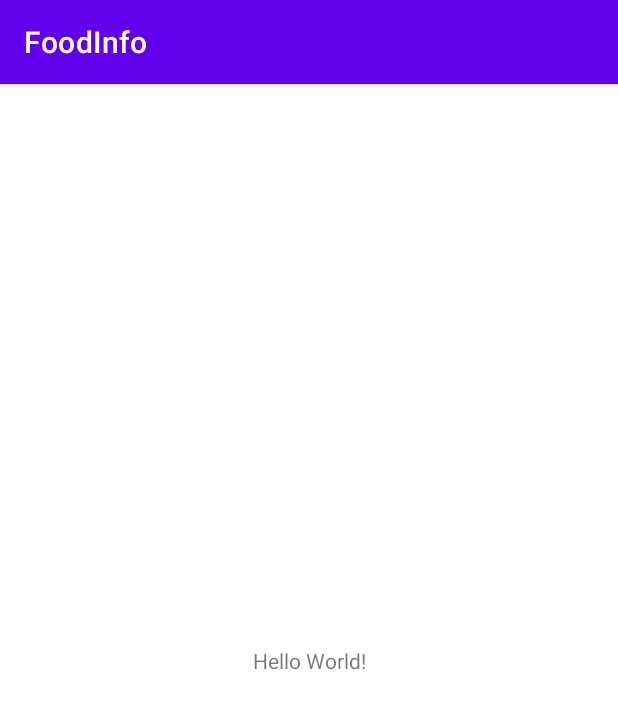
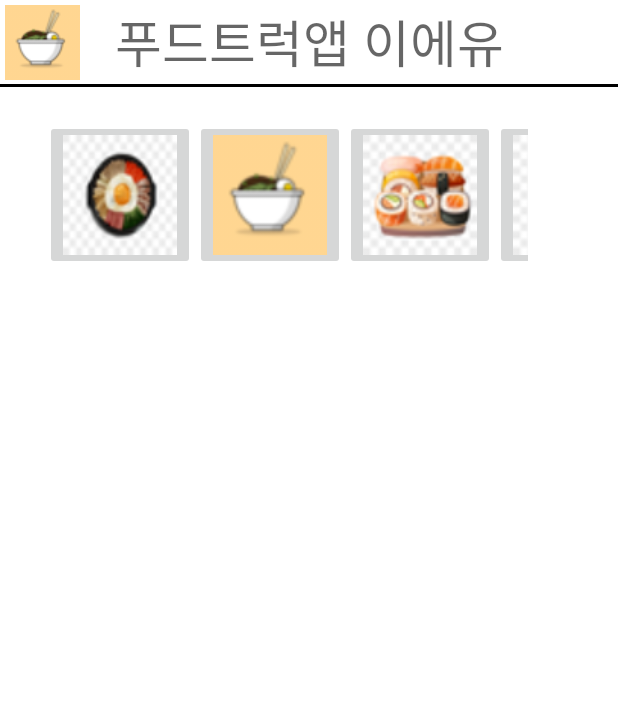
Before and after one commit to Ju-eun/foodinfo, an Android app: the screen it shows after launch (MainActivity), on a phone screen of 412 x 824 dp. Shown: the top 709 px of the screen. Run offline under Robolectric (Android 15) with nearby library versions, the phone set to English and light mode, and no system bars.

Commit message:
main_1116

```diff
--- a/foodinfo/app/build.gradle
+++ b/foodinfo/app/build.gradle
@@ -33,6 +33,7 @@ dependencies {
     implementation 'androidx.appcompat:appcompat:1.2.0'
     implementation 'com.google.android.material:material:1.2.1'
     implementation 'androidx.constraintlayout:constraintlayout:2.0.4'
+    implementation 'com.android.support:appcompat-v7:30.1.1'
     testImplementation 'junit:junit:4.+'
     androidTestImplementation 'androidx.test.ext:junit:1.1.2'
     androidTestImplementation 'androidx.test.espresso:espresso-core:3.3.0'
--- a/foodinfo/app/src/main/java/com/project/foodinfo/MainActivity.java
+++ b/foodinfo/app/src/main/java/com/project/foodinfo/MainActivity.java
@@ -1,17 +1,78 @@
 package com.project.foodinfo;
 
+import androidx.annotation.NonNull;
+import androidx.annotation.RequiresApi;
+import androidx.appcompat.app.ActionBar;
 import androidx.appcompat.app.AppCompatActivity;
+import androidx.appcompat.widget.Toolbar;
+import androidx.core.view.GravityCompat;
+import androidx.drawerlayout.widget.DrawerLayout;
 
+import android.content.Context;
+import android.os.Build;
 import android.os.Bundle;
-import android.util.Log;
+import android.view.Menu;
+import android.view.MenuItem;
+import android.widget.Toast;
+;import com.google.android.material.navigation.NavigationView;
+
 
 public class MainActivity extends AppCompatActivity {
+    private DrawerLayout mDrawerLayout;
+    private Context context=this;
 
+    @RequiresApi(api = Build.VERSION_CODES.LOLLIPOP)
     @Override
     protected void onCreate(Bundle savedInstanceState) {
         super.onCreate(savedInstanceState);
         setContentView(R.layout.activity_main);
-        Log.i("ang","ang");
-        Log.i("test","push");
+
+        Toolbar toolbar=(Toolbar)findViewById(R.id.toolbar);
+        setSupportActionBar(toolbar);
+        ActionBar actionBar = getSupportActionBar();  //제목줄 객체 얻어오기
+        actionBar.setDisplayShowTitleEnabled(false); // 기존 title 지우기
+        actionBar.setHomeAsUpIndicator(R.drawable.chi_food);
+        actionBar.setDisplayHomeAsUpEnabled(true);
+
+        mDrawerLayout=(DrawerLayout)findViewById(R.id.drawer_layout);
+
+        NavigationView navigationView=(NavigationView)findViewById(R.id.nav_view);
+        navigationView.setNavigationItemSelectedListener(new NavigationView.OnNavigationItemSelectedListener() {
+            @Override
+            public boolean onNavigationItemSelected(MenuItem menuItem) {
+                menuItem.setChecked(true);
+                mDrawerLayout.closeDrawers();
+
+                int id = menuItem.getItemId();
+                String title = menuItem.getTitle().toString();
+
+                if(id == R.id.account){
+                    Toast.makeText(context, title + ": 계정 정보를 확인합니다.", Toast.LENGTH_SHORT).show();
+                }
+                else if(id == R.id.setting){
+                    Toast.makeText(context, title + ": 설정 정보를 확인합니다.", Toast.LENGTH_SHORT).show();
+                }
+                else if(id == R.id.logout){
+                    Toast.makeText(context, title + ": 로그아웃 시도중", Toast.LENGTH_SHORT).show();
+                }
+
+                return true;
+            }
+        });
+
     }
+
+    @Override
+    public boolean onOptionsItemSelected(@NonNull MenuItem item) {
+        int id=item.getItemId();
+        switch(id){
+            case android.R.id.home:{
+                mDrawerLayout.openDrawer(GravityCompat.START);
+                Toast.makeText(context,"hihi", Toast.LENGTH_SHORT).show();
+                return true;
+            }
+        }
+        return super.onOptionsItemSelected(item);
+    }
+
 }
--- a/foodinfo/app/src/main/res/layout/activity_main.xml
+++ b/foodinfo/app/src/main/res/layout/activity_main.xml
@@ -1,18 +1,55 @@
 <?xml version="1.0" encoding="utf-8"?>
-<androidx.constraintlayout.widget.ConstraintLayout xmlns:android="http://schemas.android.com/apk/res/android"
+<androidx.drawerlayout.widget.DrawerLayout xmlns:android="http://schemas.android.com/apk/res/android"
     xmlns:app="http://schemas.android.com/apk/res-auto"
     xmlns:tools="http://schemas.android.com/tools"
     android:layout_width="match_parent"
     android:layout_height="match_parent"
+    android:id="@+id/drawer_layout"
     tools:context=".MainActivity">
 
-    <TextView
+    <RelativeLayout
+        android:layout_width="match_parent"
+        android:layout_height="wrap_content">
+
+        <View
+            android:id="@+id/view_toolbar"
+            android:layout_width="match_parent"
+            android:layout_height="2dp"
+            android:layout_below="@+id/toolbar"
+            android:background="@android:color/black" />
+
+        <androidx.appcompat.widget.Toolbar
+            android:id="@+id/toolbar"
+            android:layout_width="match_parent"
+            android:layout_height="wrap_content">
+
+            <TextView
+                android:id="@+id/toolbar_title"
+                android:layout_width="wrap_content"
+                android:layout_height="wrap_content"
+                android:layout_gravity="center"
+                android:text="푸드트럭앱 이에유"
+                android:textAppearance="@style/TextAppearance.AppCompat.Display1" />
+
+
+        </androidx.appcompat.widget.Toolbar>
+
+        <include
+            layout="@layout/content_main"
+            android:layout_width="match_parent"
+            android:layout_height="match_parent"/>
+
+    </RelativeLayout>
+
+
+
+    <com.google.android.material.navigation.NavigationView
+        android:id="@+id/nav_view"
         android:layout_width="wrap_content"
-        android:layout_height="wrap_content"
-        android:text="Hello World!"
-        app:layout_constraintBottom_toBottomOf="parent"
-        app:layout_constraintLeft_toLeftOf="parent"
-        app:layout_constraintRight_toRightOf="parent"
-        app:layout_constraintTop_toTopOf="parent" />
+        android:layout_height="match_parent"
+        android:layout_gravity="start"
+        android:fitsSystemWindows="true"
+        app:headerLayout="@layout/navi_header"
+        app:menu="@menu/navi_menu" />
 
-</androidx.constraintlayout.widget.ConstraintLayout>
+</androidx.drawerlayout.widget.DrawerLayout>
--- /dev/null
+++ b/foodinfo/app/src/main/res/layout/content_main.xml
@@ -0,0 +1,80 @@
+<?xml version="1.0" encoding="utf-8"?>
+<LinearLayout xmlns:android="http://schemas.android.com/apk/res/android"
+    android:layout_width="match_parent"
+    android:layout_height="match_parent">
+    <LinearLayout
+        android:layout_width="match_parent"
+        android:layout_height="wrap_content"
+        android:padding="30dp"
+        android:orientation="vertical"
+        >
+
+
+        <LinearLayout
+            android:layout_width="match_parent"
+            android:layout_height="50dp"
+            android:orientation="vertical"></LinearLayout>
+
+        <HorizontalScrollView
+            android:layout_width="match_parent"
+            android:layout_height="wrap_content"
+            android:paddingRight="30dp"
+
+            android:scrollbars="none">
+
+            <LinearLayout
+                android:layout_width="match_parent"
+                android:layout_height="wrap_content"
+
+                android:orientation="horizontal">
+
+                <ImageButton
+                    android:layout_width="100dp"
+                    android:layout_height="100dp"
+                    android:scaleType="fitXY"
+                    android:id="@+id/imgbtn_kor"
+                    android:src="@drawable/kor_food" />
+
+                <ImageButton
+                    android:layout_width="100dp"
+                    android:layout_height="100dp"
+                    android:scaleType="fitXY"
+                    android:id="@+id/imgbtn_cha"
+                    android:src="@drawable/chi_food"/>
+                <ImageButton
+                    android:layout_width="100dp"
+                    android:layout_height="100dp"
+                    android:scaleType="fitXY"
+                    android:id="@+id/imgbtn_jan"
+                    android:src="@drawable/ja_food"/>
+                <ImageButton
+                    android:layout_width="100dp"
+                    android:layout_height="100dp"
+                    android:scaleType="fitXY"
+                    android:id="@+id/imgbtn_wes"
+                    android:src="@drawable/wes_food"/>
+                <ImageButton
+                    android:layout_width="100dp"
+                    android:layout_height="100dp"
+                    android:scaleType="fitXY"
+                    android:id="@+id/imgbtn_coffee"
+                    android:src="@drawable/coffee"/>
+                <ImageButton
+                    android:layout_width="100dp"
+                    android:layout_height="100dp"
+                    android:scaleType="fitXY"
+                    android:id="@+id/imgbtn_gochi"
+                    android:src="@drawable/gochi"/>
+
+                <ListView
+                    android:layout_width="match_parent"
+                    android:layout_height="wrap_content"
+                    android:id="@+id/lv_main"/>
+
+            </LinearLayout>
+
+        </HorizontalScrollView>
+
+    </LinearLayout>
+
+</LinearLayout>
--- /dev/null
+++ b/foodinfo/app/src/main/res/layout/navi_header.xml
@@ -0,0 +1,26 @@
+<?xml version="1.0" encoding="utf-8"?>
+<LinearLayout xmlns:android="http://schemas.android.com/apk/res/android"
+    xmlns:app="http://schemas.android.com/apk/res-auto"
+    android:layout_width="match_parent"
+    android:layout_height="16dp"
+    android:gravity="bottom"
+    android:orientation="vertical"
+    android:theme="@style/ThemeOverlay.AppCompat.Dark">
+
+    <ImageView
+        android:id="@+id/imageView"
+        android:layout_width="wrap_content"
+        android:layout_height="wrap_content"
+        app:srcCompat="@mipmap/ic_launcher_round" />
+
+    <TextView
+        android:layout_width="match_parent"
+        android:layout_height="wrap_content"
+
+        android:textAppearance="@style/TextAppearance.AppCompat.Body1" />
+
+    <TextView
+        android:id="@+id/textView"
+        android:layout_width="wrap_content"
+        android:layout_height="wrap_content" />
+</LinearLayout>
--- /dev/null
+++ b/foodinfo/app/src/main/res/menu/navi_menu.xml
@@ -0,0 +1,26 @@
+<?xml version="1.0" encoding="utf-8"?>
+<menu xmlns:android="http://schemas.android.com/apk/res/android"
+    android:layout_width="match_parent"
+    android:layout_height="match_parent">
+    <group android:checkableBehavior="single">
+        <item
+            android:id="@+id/account"
+            android:icon="@drawable/ic_launcher_foreground"
+            style="@style/TextAppearance.AppCompat.Widget.ActionBar.Title"
+            android:title="계정"
+            />
+        <item
+            android:id="@+id/setting"
+            android:icon="@drawable/ic_launcher_foreground"
+            style="@style/TextAppearance.AppCompat.Widget.ActionBar.Title"
+            android:title="설정"
+            />
+        <item
+            android:id="@+id/logout"
+            android:icon="@drawable/ic_launcher_foreground"
+            style="@style/TextAppearance.AppCompat.Widget.ActionBar.Title"
+            android:title="로그아웃"
+            />
+    </group>
+
+</menu>
--- a/foodinfo/app/src/main/res/values-night/themes.xml
+++ b/foodinfo/app/src/main/res/values-night/themes.xml
@@ -1,6 +1,6 @@
 <resources xmlns:tools="http://schemas.android.com/tools">
     <!-- Base application theme. -->
-    <style name="Theme.FoodInfo" parent="Theme.MaterialComponents.DayNight.DarkActionBar">
+    <style name="Theme.FoodInfo" parent="Theme.MaterialComponents.DayNight.NoActionBar">
         <!-- Primary brand color. -->
         <item name="colorPrimary">@color/purple_200</item>
         <item name="colorPrimaryVariant">@color/purple_700</item>
--- a/foodinfo/app/src/main/res/values/themes.xml
+++ b/foodinfo/app/src/main/res/values/themes.xml
@@ -1,6 +1,6 @@
 <resources xmlns:tools="http://schemas.android.com/tools">
     <!-- Base application theme. -->
-    <style name="Theme.FoodInfo" parent="Theme.MaterialComponents.DayNight.DarkActionBar">
+    <style name="Theme.FoodInfo" parent="Theme.MaterialComponents.DayNight.NoActionBar">
         <!-- Primary brand color. -->
         <item name="colorPrimary">@color/purple_500</item>
         <item name="colorPrimaryVariant">@color/purple_700</item>
--- a/foodinfo/build.gradle
+++ b/foodinfo/build.gradle
@@ -16,6 +16,10 @@ allprojects {
     repositories {
         google()
         jcenter()
+        maven {
+            url "https://maven.google.com"
+
+        }
     }
 }
 
```
Also changed, not shown: foodinfo/app/src/main/res/drawable/chi_food.png (added), foodinfo/app/src/main/res/drawable/coffee.png (added), foodinfo/app/src/main/res/drawable/gochi.png (added), foodinfo/app/src/main/res/drawable/ja_food.png (added), foodinfo/app/src/main/res/drawable/kor_food.png (added), foodinfo/app/src/main/res/drawable/wes_food.png (added).
